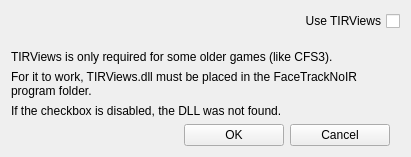
Above: FTNoIR_Protocol_FT/FTNoIR_FTcontrols.ui from opentrack/opentrack before the change. Below: the same form after it.
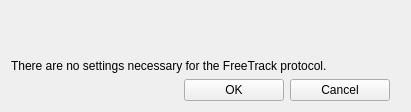
That is the form after the change. Icons and pictures are not drawn.

What changed in the file:
```diff
--- a/FTNoIR_Protocol_FT/FTNoIR_FTcontrols.ui
+++ b/FTNoIR_Protocol_FT/FTNoIR_FTcontrols.ui
@@ -7,7 +7,7 @@
     <x>0</x>
     <y>0</y>
     <width>411</width>
-    <height>157</height>
+    <height>112</height>
    </rect>
   </property>
   <property name="windowTitle">
@@ -39,16 +39,6 @@
        </property>
       </spacer>
      </item>
-     <item>
-      <widget class="QCheckBox" name="chkTIRViews">
-       <property name="layoutDirection">
-        <enum>Qt::RightToLeft</enum>
-       </property>
-       <property name="text">
-        <string>Use TIRViews</string>
-       </property>
-      </widget>
-     </item>
     </layout>
    </item>
    <item>
@@ -69,24 +59,7 @@
      <item>
       <widget class="QLabel" name="label_2">
        <property name="text">
-        <string>TIRViews is only required for some older games (like CFS3).</string>
-       </property>
-      </widget>
-     </item>
-     <item>
-      <widget class="QLabel" name="label">
-       <property name="text">
-        <string>For it to work, TIRViews.dll must be placed in the FaceTrackNoIR program folder.</string>
-       </property>
-       <property name="wordWrap">
-        <bool>true</bool>
-       </property>
-      </widget>
-     </item>
-     <item>
-      <widget class="QLabel" name="label_3">
-       <property name="text">
-        <string>If the checkbox is disabled, the DLL was not found.</string>
+        <string>There are no settings necessary for the FreeTrack protocol.</string>
        </property>
       </widget>
      </item>
```
Left out of the diff: 2 changed lines with no effect on the pictures.
